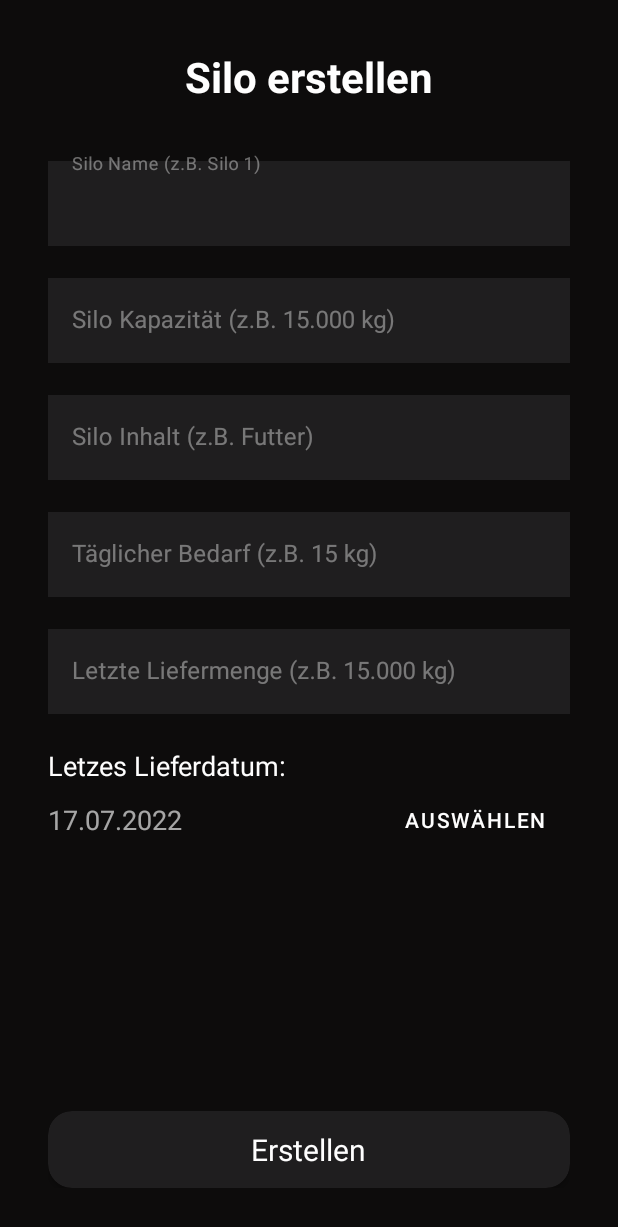
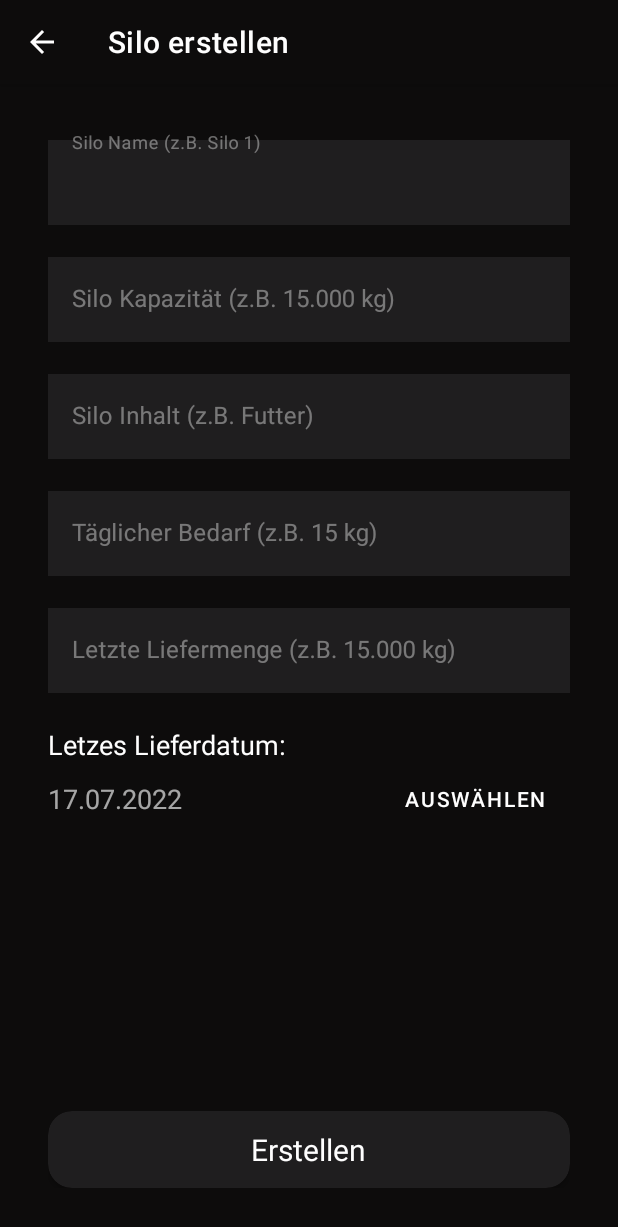
Before and after one commit to LuisTschurtschenthaler/Silo-Monitoring, an Android app: the CreateSiloActivity screen opened directly, with no data from a screen before it, on a phone screen of 412 x 824 dp. Shown: the top 1227 px of the screen. Run offline under Robolectric (Android 15) with nearby library versions, the phone set to English and light mode, and no system bars.

Commit message:
Fixed layout

```diff
--- a/SiloMonitoring/app/src/main/java/com/layer8studios/silomonitoring/activities/CreateSiloActivity.kt
+++ b/SiloMonitoring/app/src/main/java/com/layer8studios/silomonitoring/activities/CreateSiloActivity.kt
@@ -16,6 +16,8 @@ class CreateSiloActivity
 
         binding = ActivityCreateSiloBinding.inflate(layoutInflater)
         setContentView(binding.root)
+
+        binding.toolbar.setNavigationOnClickListener { super.onBackPressed() }
     }
 
 }
--- a/SiloMonitoring/app/src/main/res/layout/activity_create_silo.xml
+++ b/SiloMonitoring/app/src/main/res/layout/activity_create_silo.xml
@@ -3,28 +3,34 @@
     xmlns:app="http://schemas.android.com/apk/res-auto"
     android:layout_width="match_parent"
     android:layout_height="match_parent"
-    android:background="@color/black"
-    android:padding="32dp">
+    android:background="@color/black">
 
-    <TextView
-        android:id="@+id/text_view_create_silo"
-        android:layout_width="wrap_content"
-        android:layout_height="wrap_content"
-        android:gravity="center"
-        android:layout_alignParentStart="true"
-        android:layout_alignParentEnd="true"
-        android:text="@string/create_silo"
-        android:textColor="@color/white"
-        android:textSize="28sp"
-        android:textStyle="bold" />
+    <com.google.android.material.appbar.AppBarLayout
+        android:id="@+id/app_bar_layout"
+        android:layout_width="match_parent"
+        android:layout_height="wrap_content">
+
+        <com.google.android.material.appbar.MaterialToolbar
+            style="@style/Widget.MaterialComponents.Toolbar.Primary"
+            android:id="@+id/toolbar"
+            android:layout_width="match_parent"
+            android:layout_height="?attr/actionBarSize"
+            app:title="@string/create_silo"
+            app:navigationIcon="@drawable/ic_arrow_back" />
+
+    </com.google.android.material.appbar.AppBarLayout>
+
+    <RelativeLayout
+        android:layout_width="match_parent"
+        android:layout_height="match_parent"
+        android:layout_below="@id/app_bar_layout"
+        android:layout_margin="32dp">
 
         <com.google.android.material.textfield.TextInputLayout
+            android:id="@+id/text_input_layout_silo_name"
             style="@style/SiloMonitoring.Widget.MaterialComponents.TextInputLayout.OutlinedBox"
-        android:id="@+id/text_input_layout_silo_name"
             android:layout_width="match_parent"
             android:layout_height="wrap_content"
-        android:layout_marginTop="32dp"
-        android:layout_below="@id/text_view_create_silo"
             android:hint="@string/silo_name"
             app:layout_constraintEnd_toEndOf="parent"
             app:layout_constraintStart_toStartOf="parent"
@@ -34,18 +40,18 @@
                 android:id="@+id/text_edit_silo_name"
                 android:layout_width="match_parent"
                 android:layout_height="wrap_content"
-            android:inputType="text"
-            android:background="@color/black_secondary" />
+                android:background="@color/black_secondary"
+                android:inputType="text" />
 
         </com.google.android.material.textfield.TextInputLayout>
 
         <com.google.android.material.textfield.TextInputLayout
+            android:id="@+id/text_input_layout_silo_capacity"
             style="@style/SiloMonitoring.Widget.MaterialComponents.TextInputLayout.OutlinedBox"
-        android:id="@+id/text_input_layout_silo_capacity"
             android:layout_width="match_parent"
             android:layout_height="wrap_content"
+            android:layout_below="@id/text_input_layout_silo_name"
             android:layout_marginTop="16dp"
-        android:layout_below="@id/text_input_layout_silo_name"
             android:hint="@string/silo_capacity"
             app:layout_constraintEnd_toEndOf="parent"
             app:layout_constraintStart_toStartOf="parent"
@@ -55,19 +61,19 @@
                 android:id="@+id/text_edit_silo_capacity"
                 android:layout_width="match_parent"
                 android:layout_height="wrap_content"
-            android:inputType="numberDecimal"
-            android:background="@color/black_secondary" />
+                android:background="@color/black_secondary"
+                android:inputType="numberDecimal" />
 
         </com.google.android.material.textfield.TextInputLayout>
 
 
         <com.google.android.material.textfield.TextInputLayout
+            android:id="@+id/text_input_layout_silo_content"
             style="@style/SiloMonitoring.Widget.MaterialComponents.TextInputLayout.OutlinedBox"
-        android:id="@+id/text_input_layout_silo_content"
             android:layout_width="match_parent"
             android:layout_height="wrap_content"
+            android:layout_below="@id/text_input_layout_silo_capacity"
             android:layout_marginTop="16dp"
-        android:layout_below="@id/text_input_layout_silo_capacity"
             android:hint="@string/silo_content"
             app:layout_constraintEnd_toEndOf="parent"
             app:layout_constraintStart_toStartOf="parent"
@@ -77,19 +83,19 @@
                 android:id="@+id/text_edit_silo_content"
                 android:layout_width="match_parent"
                 android:layout_height="wrap_content"
-            android:inputType="text"
-            android:background="@color/black_secondary" />
+                android:background="@color/black_secondary"
+                android:inputType="text" />
 
         </com.google.android.material.textfield.TextInputLayout>
 
 
         <com.google.android.material.textfield.TextInputLayout
+            android:id="@+id/text_input_layout_need_per_day"
             style="@style/SiloMonitoring.Widget.MaterialComponents.TextInputLayout.OutlinedBox"
-        android:id="@+id/text_input_layout_need_per_day"
             android:layout_width="match_parent"
             android:layout_height="wrap_content"
+            android:layout_below="@id/text_input_layout_silo_content"
             android:layout_marginTop="16dp"
-        android:layout_below="@id/text_input_layout_silo_content"
             android:hint="@string/need_per_day"
             app:layout_constraintEnd_toEndOf="parent"
             app:layout_constraintStart_toStartOf="parent"
@@ -99,20 +105,19 @@
                 android:id="@+id/text_edit_need_per_day"
                 android:layout_width="match_parent"
                 android:layout_height="wrap_content"
-            android:inputType="text"
-            android:background="@color/black_secondary" />
+                android:background="@color/black_secondary"
+                android:inputType="text" />
 
         </com.google.android.material.textfield.TextInputLayout>
 
 
-
         <com.google.android.material.textfield.TextInputLayout
+            android:id="@+id/text_input_layout_last_delivery_quantity"
             style="@style/SiloMonitoring.Widget.MaterialComponents.TextInputLayout.OutlinedBox"
-        android:id="@+id/text_input_layout_last_delivery_quantity"
             android:layout_width="match_parent"
             android:layout_height="wrap_content"
+            android:layout_below="@id/text_input_layout_need_per_day"
             android:layout_marginTop="16dp"
-        android:layout_below="@id/text_input_layout_need_per_day"
             android:hint="@string/last_delivery_quantity"
             app:layout_constraintEnd_toEndOf="parent"
             app:layout_constraintStart_toStartOf="parent"
@@ -122,8 +127,8 @@
                 android:id="@+id/text_edit_last_delivery_quantity"
                 android:layout_width="match_parent"
                 android:layout_height="wrap_content"
-            android:inputType="numberDecimal"
-            android:background="@color/black_secondary" />
+                android:background="@color/black_secondary"
+                android:inputType="numberDecimal" />
 
         </com.google.android.material.textfield.TextInputLayout>
 
@@ -151,10 +156,10 @@
                 android:layout_width="0dp"
                 android:layout_height="wrap_content"
                 android:layout_weight="1"
+                android:alpha="0.64"
                 android:text="@string/last_delivery_date_example"
                 android:textColor="@color/white"
-            android:textSize="18sp"
-            android:alpha="0.64" />
+                android:textSize="18sp" />
 
             <Button
                 android:id="@+id/button_select_date"
@@ -189,3 +194,5 @@
         </androidx.cardview.widget.CardView>
 
     </RelativeLayout>
+
+</RelativeLayout>
```
Lines whose indentation alone changed are shown as unchanged.
